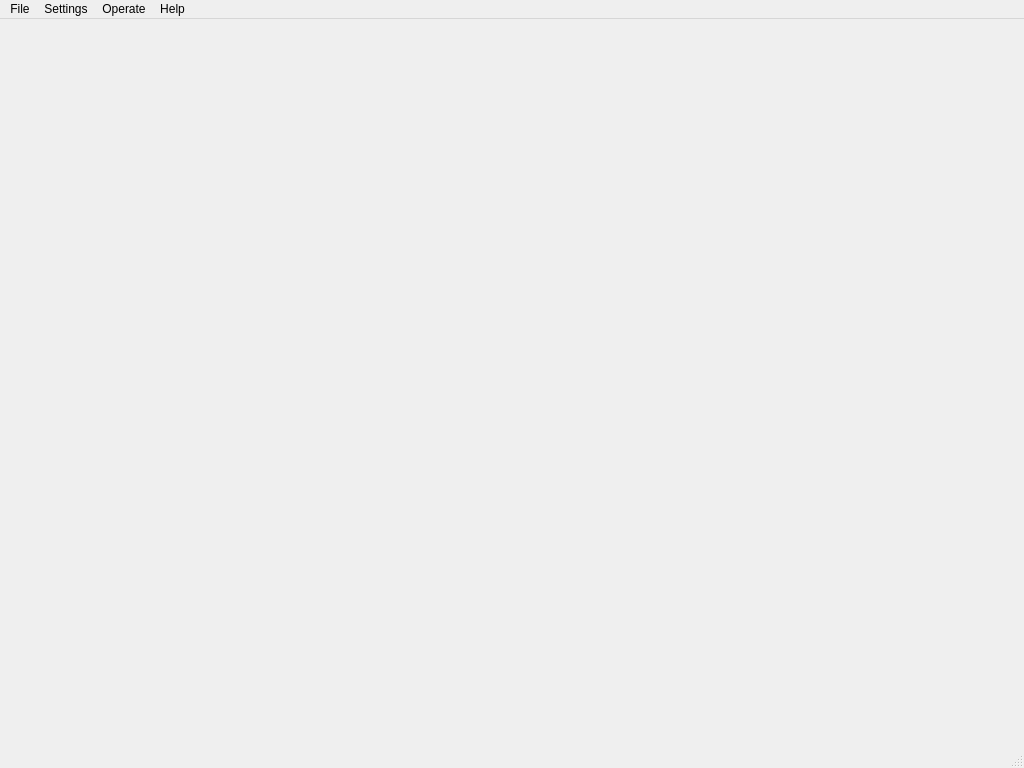
xavier-lo/JMFK, file UI_JMFK/UI/UI_Main.ui: the form before one commit.
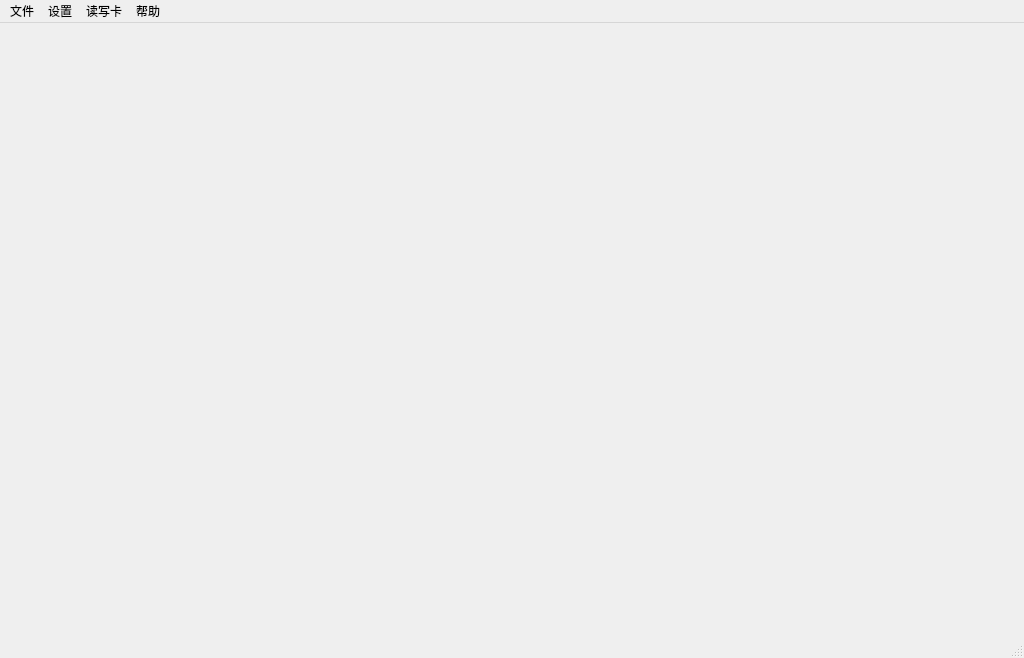
The form after the commit.

What changed in the file:
```diff
--- a/UI_JMFK/UI/UI_Main.ui
+++ b/UI_JMFK/UI/UI_Main.ui
@@ -7,7 +7,7 @@
     <x>0</x>
     <y>0</y>
     <width>1024</width>
-    <height>768</height>
+    <height>658</height>
    </rect>
   </property>
   <property name="windowTitle">
@@ -23,7 +23,7 @@
       <x>10</x>
       <y>0</y>
       <width>1011</width>
-      <height>691</height>
+      <height>621</height>
      </rect>
     </property>
     <layout class="QGridLayout" name="gridLayout_operate"/>
@@ -40,20 +40,20 @@
    </property>
    <widget class="QMenu" name="menuFile">
     <property name="title">
-     <string>File</string>
+     <string>文件</string>
     </property>
     <addaction name="actionLincence"/>
     <addaction name="actionQuit"/>
    </widget>
    <widget class="QMenu" name="menuSetting">
     <property name="title">
-     <string>Settings</string>
+     <string>设置</string>
     </property>
     <addaction name="actionSetting_Interface"/>
    </widget>
    <widget class="QMenu" name="menuOperate">
     <property name="title">
-     <string>Operate</string>
+     <string>读写卡</string>
     </property>
     <addaction name="actionManagement_Card"/>
     <addaction name="actionUser_Card"/>
@@ -61,7 +61,7 @@
    </widget>
    <widget class="QMenu" name="menuHelp">
     <property name="title">
-     <string>Help</string>
+     <string>帮助</string>
     </property>
     <addaction name="actionProduct_Description"/>
     <addaction name="actionWriting_Description"/>
```
Left out of the diff: 1 changed line with no effect on the pictures.
